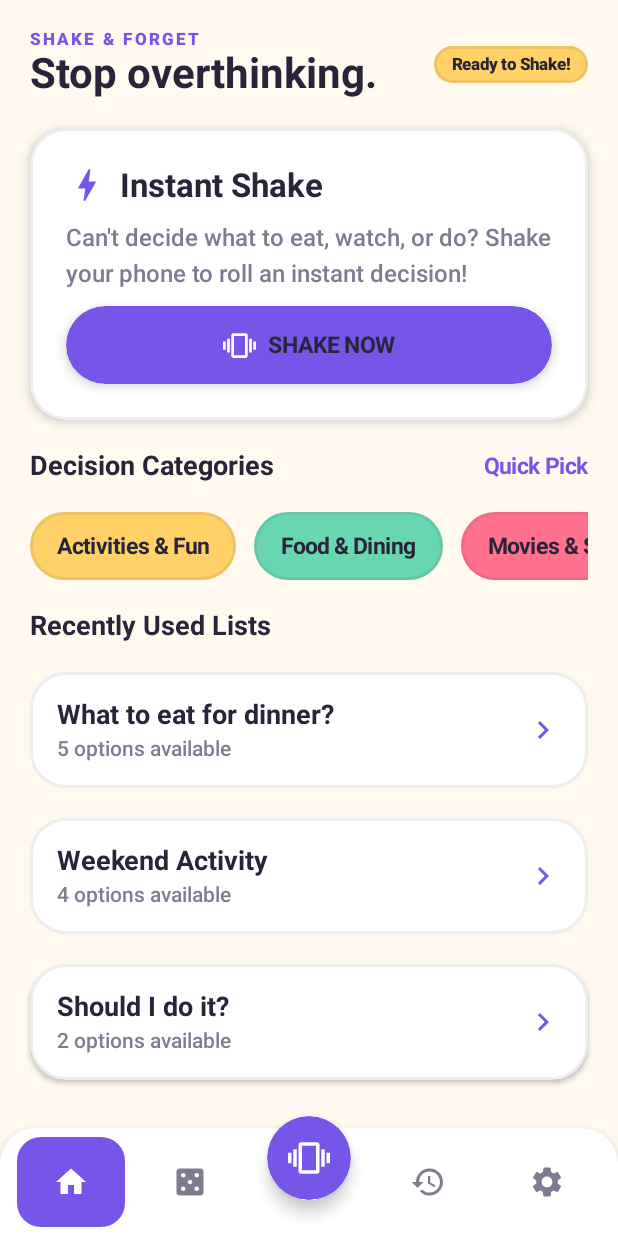
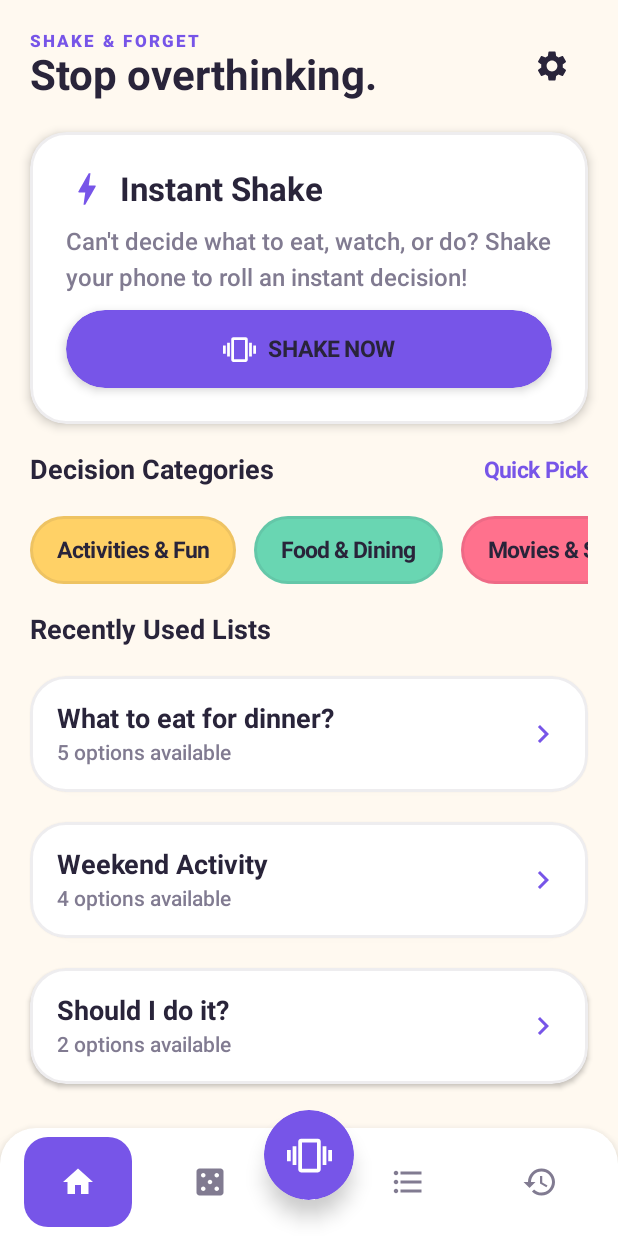
Before and after one commit to rafiyuuw/shake-and-forget, an Android app built with Jetpack Compose: the screen it shows after launch (MainActivity), on a phone screen of 412 x 824 dp. Run offline under Robolectric (Android 15) with nearby library versions, the phone set to English and light mode, and no system bars; our stand-ins replace Room's generated code.

Commit message:
refactor: optimize bottom bar layout and add tab navigation haptic vibration

```diff
--- a/app/src/main/java/com/example/shake_and_forget/ui/navigation/BottomBar.kt
+++ b/app/src/main/java/com/example/shake_and_forget/ui/navigation/BottomBar.kt
@@ -4,11 +4,13 @@ import androidx.compose.foundation.background
 import androidx.compose.foundation.layout.Arrangement
 import androidx.compose.foundation.layout.Box
 import androidx.compose.foundation.layout.Row
+import androidx.compose.foundation.layout.Spacer
 import androidx.compose.foundation.layout.fillMaxWidth
 import androidx.compose.foundation.layout.height
 import androidx.compose.foundation.layout.offset
 import androidx.compose.foundation.layout.padding
 import androidx.compose.foundation.layout.size
+import androidx.compose.foundation.layout.width
 import androidx.compose.foundation.shape.CircleShape
 import androidx.compose.foundation.shape.RoundedCornerShape
 import androidx.compose.material.icons.Icons
@@ -22,6 +24,8 @@ import androidx.compose.ui.Modifier
 import androidx.compose.ui.draw.clip
 import androidx.compose.ui.draw.shadow
 import androidx.compose.ui.graphics.Color
+import androidx.compose.ui.hapticfeedback.HapticFeedbackType
+import androidx.compose.ui.platform.LocalHapticFeedback
 import androidx.compose.ui.unit.dp
 import com.example.shake_and_forget.ui.theme.ElectricGrape
 import com.example.shake_and_forget.ui.theme.PureWhite
@@ -32,6 +36,8 @@ fun CustomBottomNavigationBar(
     currentRoute: String?,
     onNavigate: (Screen) -> Unit
 ) {
+    val haptic = LocalHapticFeedback.current
+
     Box(
         modifier = Modifier.fillMaxWidth(),
         contentAlignment = Alignment.BottomCenter
@@ -48,19 +54,51 @@ fun CustomBottomNavigationBar(
             Row(
                 modifier = Modifier
                     .fillMaxWidth()
-                    .padding(horizontal = 8.dp),
-                horizontalArrangement = Arrangement.SpaceAround,
+                    .padding(horizontal = 16.dp),
+                horizontalArrangement = Arrangement.SpaceBetween,
                 verticalAlignment = Alignment.CenterVertically
             ) {
-                Screen.bottomNavItems.forEach { screen ->
+                // Left Tabs (Home, Quick Pick)
+                Row(horizontalArrangement = Arrangement.spacedBy(16.dp)) {
+                    Screen.leftNavItems.forEach { screen ->
                         val isSelected = currentRoute == screen.route
                         IconButton(
-                        onClick = { onNavigate(screen) },
+                            onClick = {
+                                haptic.performHapticFeedback(HapticFeedbackType.LongPress)
+                                onNavigate(screen)
+                            },
                             modifier = Modifier
                                 .clip(RoundedCornerShape(16.dp))
-                            .background(
-                                if (isSelected) ElectricGrape else Color.Transparent
+                                .background(if (isSelected) ElectricGrape else Color.Transparent)
+                                .padding(horizontal = 12.dp, vertical = 6.dp)
+                        ) {
+                            screen.icon?.let { iconVector ->
+                                Icon(
+                                    imageVector = iconVector,
+                                    contentDescription = screen.title,
+                                    tint = if (isSelected) PureWhite else SecondaryInk,
+                                    modifier = Modifier.size(24.dp)
                                 )
+                            }
+                        }
+                    }
+                }
+
+                // Center gap space for floating FAB
+                Spacer(modifier = Modifier.width(56.dp))
+
+                // Right Tabs (My Lists, History / Settings)
+                Row(horizontalArrangement = Arrangement.spacedBy(16.dp)) {
+                    Screen.rightNavItems.forEach { screen ->
+                        val isSelected = currentRoute == screen.route
+                        IconButton(
+                            onClick = {
+                                haptic.performHapticFeedback(HapticFeedbackType.LongPress)
+                                onNavigate(screen)
+                            },
+                            modifier = Modifier
+                                .clip(RoundedCornerShape(16.dp))
+                                .background(if (isSelected) ElectricGrape else Color.Transparent)
                                 .padding(horizontal = 12.dp, vertical = 6.dp)
                         ) {
                             screen.icon?.let { iconVector ->
@@ -75,26 +113,30 @@ fun CustomBottomNavigationBar(
                     }
                 }
             }
+        }
 
         // Center Floating Shake Action Button
         Surface(
-            onClick = { onNavigate(Screen.ShakeToDecide) },
+            onClick = {
+                haptic.performHapticFeedback(HapticFeedbackType.LongPress)
+                onNavigate(Screen.ShakeToDecide)
+            },
             modifier = Modifier
                 .offset(y = (-24).dp)
-                .size(56.dp)
-                .shadow(elevation = 6.dp, shape = CircleShape),
+                .size(60.dp)
+                .shadow(elevation = 8.dp, shape = CircleShape),
             shape = CircleShape,
             color = ElectricGrape
         ) {
             Box(
                 contentAlignment = Alignment.Center,
-                modifier = Modifier.size(56.dp)
+                modifier = Modifier.size(60.dp)
             ) {
                 Icon(
                     imageVector = Icons.Default.Vibration,
                     contentDescription = "Shake Now",
                     tint = PureWhite,
-                    modifier = Modifier.size(28.dp)
+                    modifier = Modifier.size(30.dp)
                 )
             }
         }
--- a/app/src/main/java/com/example/shake_and_forget/ui/navigation/NavGraph.kt
+++ b/app/src/main/java/com/example/shake_and_forget/ui/navigation/NavGraph.kt
@@ -38,7 +38,8 @@ fun AppNavGraph(
             HomeScreen(
                 viewModel = homeViewModel,
                 onNavigateToShake = { navController.navigate(Screen.ShakeToDecide.route) },
-                onNavigateToQuickPick = { navController.navigate(Screen.QuickDecision.route) }
+                onNavigateToQuickPick = { navController.navigate(Screen.QuickDecision.route) },
+                onNavigateToSettings = { navController.navigate(Screen.Settings.route) }
             )
         }
         composable(Screen.QuickDecision.route) {
--- a/app/src/main/java/com/example/shake_and_forget/ui/navigation/Screen.kt
+++ b/app/src/main/java/com/example/shake_and_forget/ui/navigation/Screen.kt
@@ -23,6 +23,7 @@ sealed class Screen(
     object ShakeToDecide : Screen("shake_to_decide", "Shake")
 
     companion object {
-        val bottomNavItems = listOf(Home, QuickDecision, MyLists, History, Settings)
+        val leftNavItems = listOf(Home, QuickDecision)
+        val rightNavItems = listOf(MyLists, History)
     }
 }
--- a/app/src/main/java/com/example/shake_and_forget/ui/screens/HomeScreen.kt
+++ b/app/src/main/java/com/example/shake_and_forget/ui/screens/HomeScreen.kt
@@ -21,12 +21,14 @@ import androidx.compose.foundation.verticalScroll
 import androidx.compose.material.icons.Icons
 import androidx.compose.material.icons.filled.Bolt
 import androidx.compose.material.icons.filled.ChevronRight
+import androidx.compose.material.icons.filled.Settings
 import androidx.compose.material.icons.filled.Vibration
 import androidx.compose.material3.Button
 import androidx.compose.material3.ButtonDefaults
 import androidx.compose.material3.Card
 import androidx.compose.material3.CardDefaults
 import androidx.compose.material3.Icon
+import androidx.compose.material3.IconButton
 import androidx.compose.material3.MaterialTheme
 import androidx.compose.material3.Text
 import androidx.compose.runtime.Composable
@@ -55,7 +57,8 @@ import com.example.shake_and_forget.ui.viewmodels.HomeViewModel
 fun HomeScreen(
     viewModel: HomeViewModel,
     onNavigateToShake: () -> Unit = {},
-    onNavigateToQuickPick: () -> Unit = {}
+    onNavigateToQuickPick: () -> Unit = {},
+    onNavigateToSettings: () -> Unit = {}
 ) {
     val uiState by viewModel.uiState.collectAsStateWithLifecycle()
 
@@ -86,17 +89,17 @@ fun HomeScreen(
                     color = PrimaryInk
                 )
             }
-            Box(
-                modifier = Modifier
-                    .background(SunnyYellow, shape = DesignTokens.PillShape)
-                    .border(DesignTokens.BorderStyle, shape = DesignTokens.PillShape)
-                    .padding(horizontal = 12.dp, vertical = 6.dp)
+            Row(
+                verticalAlignment = Alignment.CenterVertically,
+                horizontalArrangement = Arrangement.spacedBy(8.dp)
             ) {
-                Text(
-                    text = "Ready to Shake!",
-                    style = MaterialTheme.typography.labelSmall,
-                    color = PrimaryInk
-                )
+                IconButton(onClick = onNavigateToSettings) {
+                    Icon(
+                        imageVector = Icons.Default.Settings,
+                        contentDescription = "Settings",
+                        tint = PrimaryInk
+                    )
+                }
             }
         }
 
```
Lines whose indentation alone changed are shown as unchanged.
